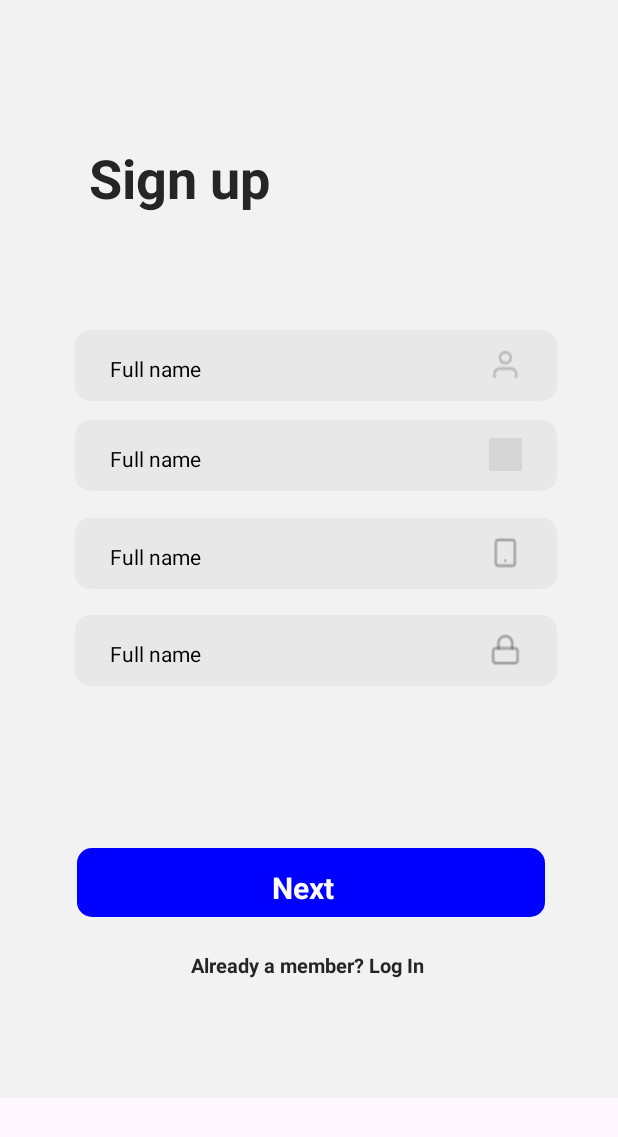
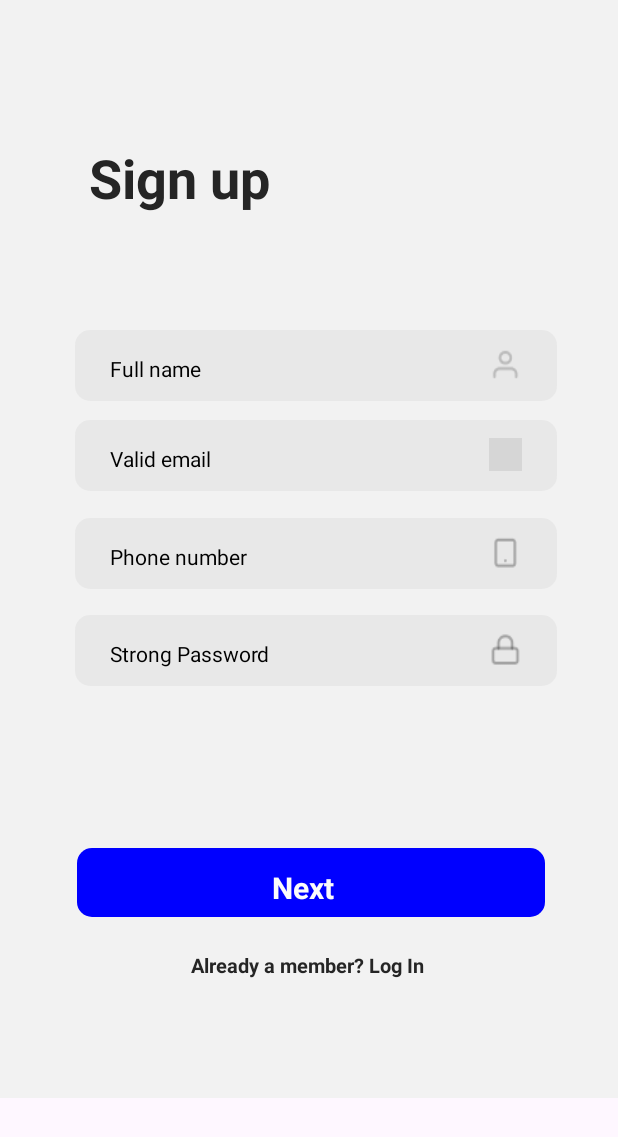
Before and after one commit to huydong0210/EShop, an Android app: the SignUpActivity screen opened directly, with no data from a screen before it, on a phone screen of 412 x 824 dp. Shown: the top 1137 px of the screen. Run offline under Robolectric (Android 15) with nearby library versions, the phone set to English and light mode, and no system bars; network calls fail; 8 statements that could not run were skipped; grey boxes are pictures that could not be loaded.

Commit message:
Update interface

```diff
--- a/EShopFE/app/src/main/res/layout/activity_sign_up.xml
+++ b/EShopFE/app/src/main/res/layout/activity_sign_up.xml
@@ -92,7 +92,7 @@
                     android:layout_marginTop="15.98dp"
                     android:layout_width="81dp"
                     android:layout_height="28dp"
-                    android:text="@string/full_name_string" />
+                    android:text="@string/valid_email_string" />
 
                 <RelativeLayout
                     android:id="@+id/user"
@@ -121,13 +121,13 @@
 
                 <TextView
                     android:id="@+id/phone_number"
-                    android:textSize="14sp"
-                    android:textColor="@color/full_name_color"
+                    android:layout_width="wrap_content"
+                    android:layout_height="wrap_content"
                     android:layout_marginLeft="23.54dp"
                     android:layout_marginTop="15.98dp"
-                    android:layout_width="81dp"
-                    android:layout_height="28dp"
-                    android:text="@string/full_name_string" />
+                    android:text="@string/phone_number_string"
+                    android:textColor="@color/full_name_color"
+                    android:textSize="14sp" />
 
                 <RelativeLayout
                     android:layout_width="22dp"
@@ -154,13 +154,13 @@
 
                 <TextView
                     android:id="@+id/strong_password"
-                    android:textSize="14sp"
-                    android:textColor="@color/full_name_color"
+                    android:layout_width="122dp"
+                    android:layout_height="wrap_content"
                     android:layout_marginLeft="23.54dp"
                     android:layout_marginTop="15.98dp"
-                    android:layout_width="81dp"
-                    android:layout_height="28dp"
-                    android:text="@string/full_name_string" />
+                    android:text="@string/strong_password_string"
+                    android:textColor="@color/full_name_color"
+                    android:textSize="14sp" />
 
                 <RelativeLayout
                     android:layout_width="22dp"
```
